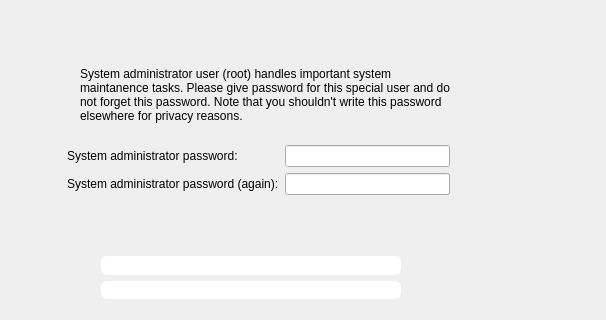
Qt form yali4/gui/Ui/rootpasswidget.ui (dadas45li/yali) before a commit; both pictures show x 90 to 696 and y 0 to 320 of the 696 by 475 pixel window.
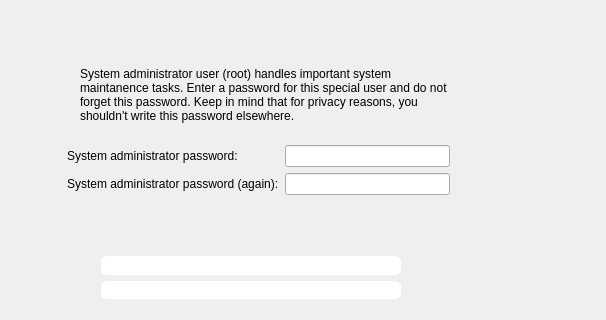
The same form after that commit. Icons and pictures are not drawn.

What changed in the file:
```diff
--- a/yali4/gui/Ui/rootpasswidget.ui
+++ b/yali4/gui/Ui/rootpasswidget.ui
@@ -85,7 +85,7 @@
         </size>
        </property>
        <property name="text">
-        <string>&lt;p align=&quot;left&quot;&gt;System administrator user (root) handles important system maintanence tasks. Please give password for this special user and do not forget this password. Note that you shouldn't write this password elsewhere for privacy reasons.&lt;/p&gt;</string>
+        <string>&lt;p align=&quot;left&quot;&gt;System administrator user (root) handles important system maintanence tasks. Enter a password for this special user and do not forget this password. Keep in mind that for privacy reasons, you shouldn't write this password elsewhere.&lt;/p&gt;</string>
        </property>
        <property name="alignment">
         <set>Qt::AlignLeading|Qt::AlignLeft|Qt::AlignVCenter</set>
```
